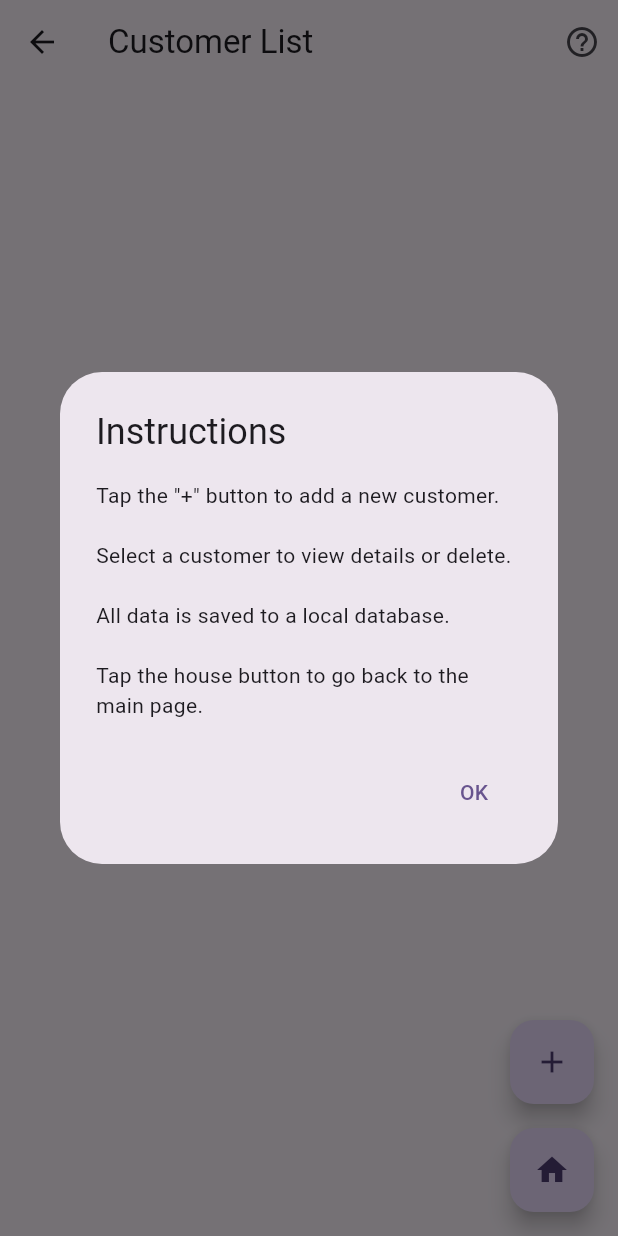
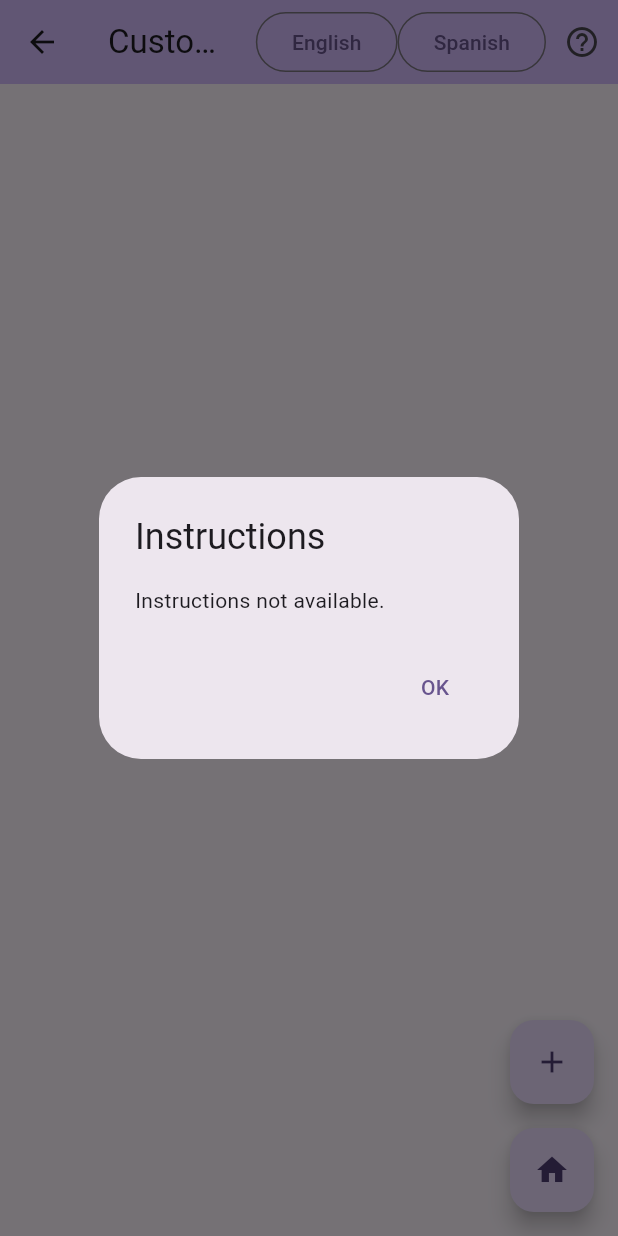
Before and after one commit to jassantos/CST2335Project, a Flutter app: the CustomerListPage screen opened by its route, after a tap on the "help outline" icon, on a phone screen of 412 x 824 dp. Run offline on Flutter 3.47's test engine with Material 3 defaults, Android fonts, the phone set to English and light mode, and no system bars; our stand-ins replace floor, sqflite; missing offline and left inert: encrypted_shared_preferences; accounts and stored records are empty; generated files the repository leaves out were written again.

Commit message:
all files updated, can't make translation work, null problem

```diff
--- a/assets/translations/es-pe.json
+++ b/assets/translations/es.json
@@ -1,5 +1,5 @@
 {
-  "customer_list": "Lista de Clientes",
+  "Customer List": "Lista de Clientes",
   "add_customer": "Agregar Nuevo Cliente",
   "first_name": "Nombre",
   "last_name": "Apellido",
--- /dev/null
+++ b/lib/customer/AppLocalizations.dart
@@ -0,0 +1,54 @@
+
+import 'dart:convert';
+import 'dart:ui';
+import 'package:flutter/material.dart';
+import 'package:flutter/services.dart';
+
+class AppLocalizations {
+  AppLocalizations(this.locale){
+    _localizedStrings = <String, String>{ };
+  }
+
+  static AppLocalizations? of(BuildContext context) {
+    return Localizations.of<AppLocalizations>(context, AppLocalizations);
+  }
+
+  static const LocalizationsDelegate<AppLocalizations> delegate =
+  _AppLocalizationsDelegate();
+
+  final Locale locale;
+  late Map<String, String> _localizedStrings;
+
+  Future<void> load() async {
+    String jsonString = await rootBundle.loadString('assets/translations/${locale.languageCode}.json');
+    Map<String, dynamic> jsonMap = json.decode(jsonString);
+
+    _localizedStrings = jsonMap.map((key, value) {
+      return MapEntry(key, value.toString());
+    });
+  }
+
+  String? translate(String key) {
+    return _localizedStrings[key];
+  }
+}
+
+
+class _AppLocalizationsDelegate extends LocalizationsDelegate<AppLocalizations> {
+  const _AppLocalizationsDelegate();
+
+  @override
+  bool isSupported(Locale locale) {
+    return true;
+  }
+
+  @override
+  Future<AppLocalizations> load(Locale locale) async {
+    AppLocalizations localizations = AppLocalizations(locale);
+    await localizations.load();
+    return localizations;
+  }
+
+  @override
+  bool shouldReload(_AppLocalizationsDelegate old) => false;
+}
--- a/lib/customer/customer_list_page.dart
+++ b/lib/customer/customer_list_page.dart
@@ -4,15 +4,75 @@ import 'customer_database.dart';
 import 'customer_dao.dart';
 import 'customer_detail_page.dart';
 import 'package:encrypted_shared_preferences/encrypted_shared_preferences.dart';
+import 'package:flutter_localizations/flutter_localizations.dart';
+import 'AppLocalizations.dart';
+
+void main(){
+  runApp(const LocalizedApp());
+}
+class LocalizedApp extends StatefulWidget {
+  const LocalizedApp({super.key});
+
+  static void setLocale(BuildContext context, Locale newLocale) async {
+    _LocalizedAppState? state = context.findAncestorStateOfType<_LocalizedAppState>();
+    state?.changeLanguage(newLocale);
+  }
+
+  @override
+  State<LocalizedApp> createState(){
+    return _LocalizedAppState();
+  }
+}
+
+class _LocalizedAppState extends State<LocalizedApp> {
+  Locale _locale = const Locale('en');
+
+  void changeLanguage(Locale newLocale) {
+    setState(() {
+      _locale = newLocale;
+    });
+  }
+
+  @override
+  Widget build(BuildContext context) {
+    return MaterialApp(
+      supportedLocales: [
+        Locale('en'),
+        Locale('es'),
+      ],
+      localizationsDelegates: const [
+        AppLocalizations.delegate,
+        GlobalMaterialLocalizations.delegate,
+        GlobalWidgetsLocalizations.delegate,
+
+      ],
+      locale: _locale,
+
+      debugShowCheckedModeBanner: false,
+      theme: ThemeData(
+        colorScheme: ColorScheme.fromSeed(seedColor: Colors.deepPurple),
+      ),
+      builder: (context, child) {
+        return MediaQuery(
+          data: MediaQuery.of(context),
+          child: child!,
+        );
+      },
+      home: const CustomerListPage(title: 'Customer Home Page'),
+    );
+  }
+}
 
 class CustomerListPage extends StatefulWidget {
-  const CustomerListPage({Key? key}) : super(key: key);
+  const CustomerListPage({super.key, required this.title});
 
+  final String title;
   @override
   State<CustomerListPage> createState() => _CustomerListPageState();
 }
 
 class _CustomerListPageState extends State<CustomerListPage> {
+
   late CustomerDatabase database;
   late CustomerDao customerDao;
   List<Customer> customers = [];
@@ -26,11 +86,11 @@ class _CustomerListPageState extends State<CustomerListPage> {
   final TextEditingController _dobController = TextEditingController();
 
   Customer? selectedCustomer;
+
   @override
   void initState() {
     super.initState();
     _loadDatabase();
-    _loadSavedInputs();
   }
 
   Future<void> _loadDatabase() async {
@@ -41,7 +101,7 @@ class _CustomerListPageState extends State<CustomerListPage> {
       setState(() {
 
       });
-      await _refreshCustomerList(); // Now refresh AFTER confirming we're mounted
+      await _refreshCustomerList();
     }
   }
 
@@ -54,22 +114,92 @@ class _CustomerListPageState extends State<CustomerListPage> {
     }
   }
 
-  Future<void> _loadSavedInputs() async {
-    try {
-      _firstNameController.text = await encryptedPrefs.getString('firstName') ?? '';
-      _lastNameController.text = await encryptedPrefs.getString('lastName') ?? '';
-      _addressController.text = await encryptedPrefs.getString('address') ?? '';
-      _dobController.text = await encryptedPrefs.getString('dob') ?? '';
-    } catch (e) {
-      // If first time, skip
-    }
-  }
 
   Future<void> _saveInputs() async {
     await encryptedPrefs.setString('firstName', _firstNameController.text.trim());
     await encryptedPrefs.setString('lastName', _lastNameController.text.trim());
     await encryptedPrefs.setString('address', _addressController.text.trim());
     await encryptedPrefs.setString('dob', _dobController.text.trim());
+  }
+
+  @override
+  void dispose(){
+    _firstNameController.dispose();
+    _lastNameController.dispose();
+    _addressController.dispose();
+    _dobController.dispose();
+    super.dispose();
+  }
+  @override
+  Widget build(BuildContext context) {
+    bool isWide = MediaQuery.of(context).size.width >= 600;
+
+    return Scaffold(
+      appBar: AppBar( backgroundColor: Theme.of(context).colorScheme.inversePrimary,
+        title: Text('Customer List'),
+        actions: [
+          OutlinedButton(child:Text("English") , onPressed: (){  LocalizedApp.setLocale(context, Locale('en') );} ),
+          OutlinedButton(child:Text("Spanish")  , onPressed: (){  LocalizedApp.setLocale(context, Locale('es') );} ),
+          IconButton(
+            icon: const Icon(Icons.help_outline),
+            onPressed: () {
+              showDialog(
+                context: context,
+                builder: (ctx) => buildInstructionsDialog(ctx),
+              );
+            },
+          ),
+        ],
+      ),
+      body: Center(
+        child: Padding(
+          padding: const EdgeInsets.all(40),
+          child: responsiveLayout(context),
+        ),
+      ),
+      floatingActionButton: buildFloatingButtons(context),
+    );
+
+  }
+  Widget responsiveLayout(BuildContext context) {
+    final size = MediaQuery.of(context).size;
+    final height = size.height;
+    final width = size.width;
+
+    if (customers.isEmpty) {
+      return const Center(child: Text('No customers available.'));
+    }
+
+    if ((width > height) && (width > 720.0)) {
+      return Row(
+        children: [
+          Expanded(child: buildListView()),
+          Expanded(child: buildDetailsPane()),
+        ],
+      );
+    } else {
+      return selectedCustomer != null ? buildDetailsPane() : buildListView();
+    }
+  }
+
+  Widget buildFloatingButtons(BuildContext context) {
+    return Column(
+      mainAxisSize: MainAxisSize.min,
+      crossAxisAlignment: CrossAxisAlignment.end,
+      children: [
+        FloatingActionButton(
+          onPressed: _showAddCustomerDialog,
+          tooltip: 'Add Customer',
+          child: const Icon(Icons.add),
+        ),
+        const SizedBox(height: 16),
+        FloatingActionButton(
+          onPressed: () => Navigator.pushNamedAndRemoveUntil(context, '/', (route) => false),
+          tooltip: 'Back to Main',
+          child: const Icon(Icons.home),
+        ),
+      ],
+    );
   }
 
   void _showAddCustomerDialog() {
@@ -194,26 +324,21 @@ class _CustomerListPageState extends State<CustomerListPage> {
     }
   }
 
-  void _showInstructions() {
-    showDialog(
-      context: context,
-      builder: (_) => AlertDialog(
-        title: const Text('Instructions'),
-        content: const Text(
-          'Tap the "+" button to add a new customer.\n\n'
-              'Select a customer to view details or delete.\n\n'
-              'All data is saved to a local database.\n\n'
-              'Tap the house button to go back to the main page. ',
-        ),
+  Widget buildInstructionsDialog(BuildContext context) {
+    final localizedText = AppLocalizations.of(context)?.translate("instructions_body") ?? "Instructions not available.";
+
+    return AlertDialog(
+      title: const Text("Instructions"),
+      content: Text(localizedText),
       actions: [
         TextButton(
           onPressed: () => Navigator.pop(context),
-            child: const Text('OK'),
+          child: const Text("OK"),
         ),
       ],
-      ),
     );
   }
+
 
   Widget buildDetailsPane() {
     if (selectedCustomer == null) return const SizedBox.shrink();
@@ -253,50 +378,4 @@ class _CustomerListPageState extends State<CustomerListPage> {
       },
     );
   }
-
-  @override
-  Widget build(BuildContext context) {
-    bool isWide = MediaQuery.of(context).size.width >= 600;
-
-    return Scaffold(
-      appBar: AppBar(
-        title: const Text('Customer List'),
-        actions: [
-          IconButton(
-            icon: const Icon(Icons.help_outline),
-            onPressed: _showInstructions,
-          ),
-        ],
-      ),
-      body: customers.isEmpty
-          ? const Center(child: Text('No customers available.'))
-          : isWide
-          ? Row(
-        children: [
-          Expanded(child: buildListView()),
-          Expanded(child: buildDetailsPane()),
-        ],
-      )
-          : selectedCustomer != null
-          ? buildDetailsPane()
-          : buildListView(),
-      floatingActionButton: Column(
-        mainAxisSize: MainAxisSize.min,
-        crossAxisAlignment: CrossAxisAlignment.end,
-        children: [
-          FloatingActionButton(
-            onPressed: _showAddCustomerDialog,
-            tooltip: 'Add Customer',
-            child: const Icon(Icons.add),
-          ),
-          const SizedBox(height: 16),
-          FloatingActionButton(
-            onPressed: () => Navigator.pushNamedAndRemoveUntil(context, '/', (route) => false),
-            tooltip: 'Back to Main',
-            child: const Icon(Icons.home),
-          ),
-        ],
-      ),
-    );
 }
-}
--- a/lib/main.dart
+++ b/lib/main.dart
@@ -19,7 +19,7 @@ class MyApp extends StatelessWidget {
       initialRoute: '/',
       routes: {
         '/': (context) => const MyHomePage(title: 'CST2335 Final Group Project'),
-        '/customer_list_page': (context) => const CustomerListPage(),
+        '/customer_list_page': (context) => const CustomerListPage(title: '',),
         '/airplane_list_page': (context) => const AirplaneList(),
         '/flight_list_page': (context) => const FlightList(),
         '/reservation_page': (context) => const Reservation(),
--- a/pubspec.yaml
+++ b/pubspec.yaml
@@ -67,7 +67,7 @@ flutter:
   assets:
     - images/algonquin.jpg
     - assets/translations/en.json
-    - assets/translations/es-pe.json
+    - assets/translations/es.json
 
   #   - images/a_dot_ham.jpeg
 
```
Also changed, not shown: pubspec.lock. Lines whose indentation alone changed are shown as unchanged.
